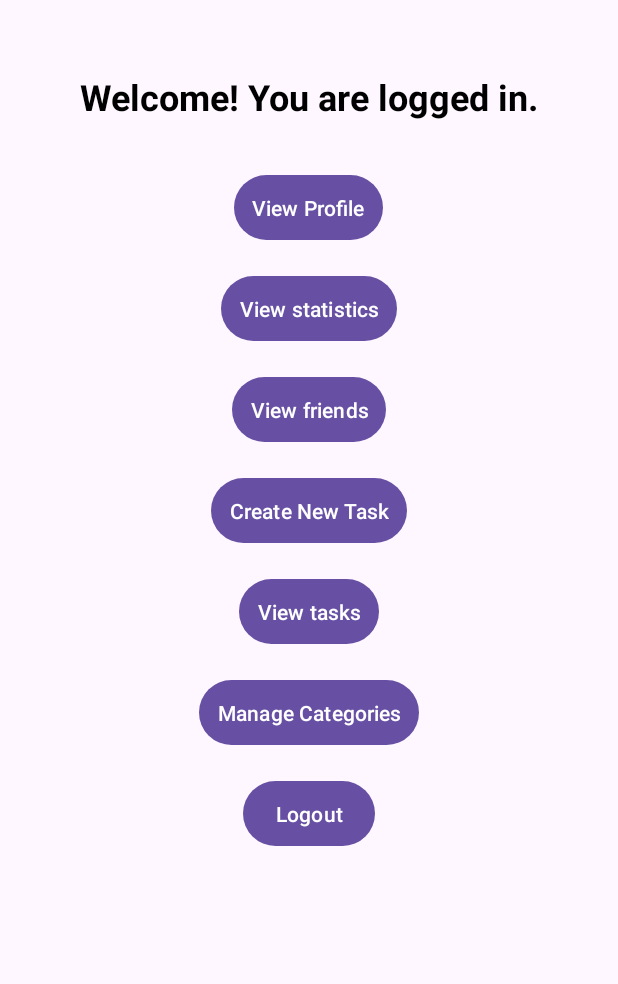
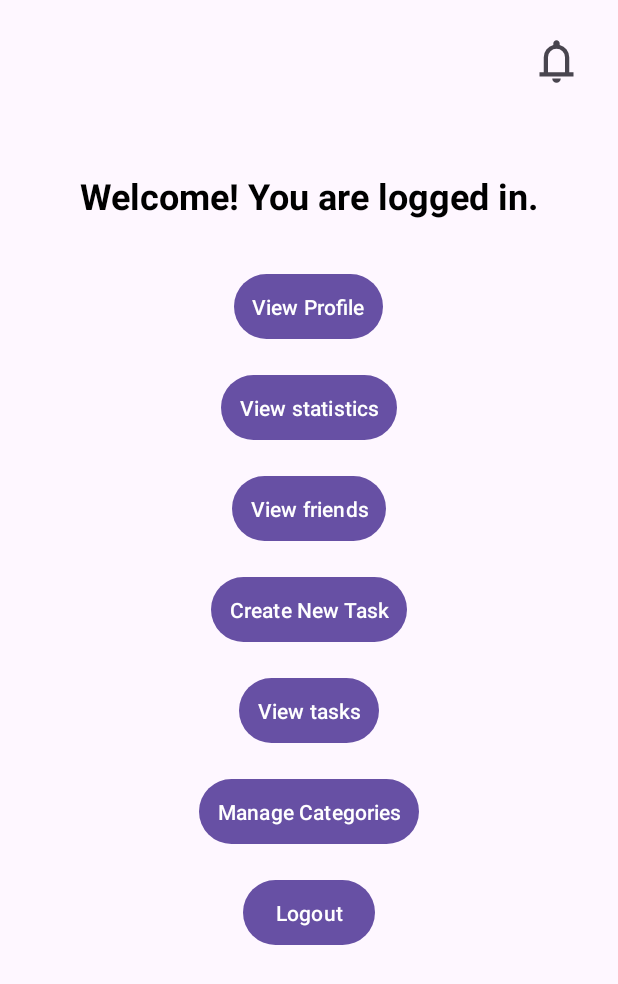
Before and after one commit to stamenkovicx/e2-ma-tim13-2025, an Android app: the screen it shows after launch once a user with an empty profile is signed in (HomeActivity), on a phone screen of 412 x 824 dp. Shown: the top 984 px of the screen. Run offline under Robolectric (Android 15) with nearby library versions, the phone set to English and light mode, and no system bars; our stand-ins replace Firebase (no records; nobody signed in at launch, a user with empty details on screens opened directly).

Commit message:
feat: implemented sending notification to alliance leader when sb accepts their invitation

```diff
--- a/MyApplication/app/src/main/AndroidManifest.xml
+++ b/MyApplication/app/src/main/AndroidManifest.xml
@@ -11,6 +11,9 @@
         android:roundIcon="@mipmap/ic_launcher_round"
         android:supportsRtl="true"
         android:theme="@style/Theme.MyApplication">
+        <activity
+            android:name=".presentation.ui.NotificationsActivity"
+            android:exported="false" />
         <activity
             android:name=".presentation.ui.AllianceActivity"
             android:exported="false" />
--- a/MyApplication/app/src/main/java/com/example/myapplication/data/repository/UserRepository.java
+++ b/MyApplication/app/src/main/java/com/example/myapplication/data/repository/UserRepository.java
@@ -2,6 +2,7 @@ package com.example.myapplication.data.repository;
 
 import com.example.myapplication.domain.models.Alliance;
 import com.example.myapplication.domain.models.User;
+import com.example.myapplication.domain.models.Notification;
 
 import java.util.List;
 
@@ -30,4 +31,8 @@ public interface UserRepository {
     public void getAllianceById(String allianceId, OnCompleteListener<Alliance> listener);
     public void leaveAlliance(String userId, String allianceId, OnCompleteListener<Void> listener);
     public void disbandAlliance(String allianceId, OnCompleteListener<Void> listener);
+    public void addNotification(Notification notification, OnCompleteListener<Void> listener);
+    public void getUnreadNotificationsCount(String userId, OnCompleteListener<Integer> listener);
+    public void getAllNotifications(String userId, OnCompleteListener<List<Notification>> listener);
+    public void markNotificationAsRead(String notificationId, OnCompleteListener<Void> listener);
 }
--- a/MyApplication/app/src/main/java/com/example/myapplication/presentation/ui/HomeActivity.java
+++ b/MyApplication/app/src/main/java/com/example/myapplication/presentation/ui/HomeActivity.java
@@ -7,6 +7,7 @@ import android.view.View;
 import android.widget.Button;
 import android.widget.ImageButton;
 import android.widget.LinearLayout;
+import android.widget.RelativeLayout;
 import android.widget.TextView;
 import android.widget.Toast;
 
@@ -26,6 +27,9 @@ public class HomeActivity extends AppCompatActivity {
     private UserRepository userRepository;
     private String currentUserId;
     private TextView tvAllianceInvitationNotification;
+    private RelativeLayout notificationsButtonContainer;
+    private ImageButton btnNotifications;
+    private TextView tvUnreadNotificationsCount;
 
     @Override
     protected void onCreate(Bundle savedInstanceState) {
@@ -45,6 +49,9 @@ public class HomeActivity extends AppCompatActivity {
         btnViewFriends = findViewById(R.id.btnViewFriends);
         notificationContainer = findViewById(R.id.notificationContainer);
         tvAllianceInvitationNotification = findViewById(R.id.tvAllianceInvitationNotification);
+        notificationsButtonContainer = findViewById(R.id.notificationsButtonContainer);
+        btnNotifications = findViewById(R.id.btnNotifications);
+        tvUnreadNotificationsCount = findViewById(R.id.tvUnreadNotificationsCount);
 
         btnLogout.setOnClickListener(v -> {
             mAuth.signOut(); /* Odjava korisnika s Firebase-a */
@@ -85,15 +92,39 @@ public class HomeActivity extends AppCompatActivity {
             Intent intent = new Intent(HomeActivity.this, AllianceInvitationsActivity.class);
             startActivity(intent);
         });
+        btnNotifications.setOnClickListener(v -> {
+            Intent intent = new Intent(HomeActivity.this, NotificationsActivity.class);
+            startActivity(intent);
+        });
     }
     @Override
     protected void onResume() {
         super.onResume();
-        // Proverite notifikacije svaki put kada se aktivnost nastavi
-        checkForAllianceInvitations();
+        checkAndLoadAllianceInvitations();
+        updateUnreadNotificationsCount();
     }
 
-    private void checkForAllianceInvitations() {
+    private void updateUnreadNotificationsCount() {
+        String currentUserId = FirebaseAuth.getInstance().getCurrentUser().getUid();
+        userRepository.getUnreadNotificationsCount(currentUserId, new UserRepository.OnCompleteListener<Integer>() {
+            @Override
+            public void onSuccess(Integer count) {
+                if (count > 0) {
+                    tvUnreadNotificationsCount.setText(String.valueOf(count));
+                    tvUnreadNotificationsCount.setVisibility(View.VISIBLE);
+                } else {
+                    tvUnreadNotificationsCount.setVisibility(View.GONE);
+                }
+            }
+            @Override
+            public void onFailure(Exception e) {
+                // Ako dođe do greške, sakrij brojač
+                tvUnreadNotificationsCount.setVisibility(View.GONE);
+            }
+        });
+    }
+
+    private void checkAndLoadAllianceInvitations() {
         userRepository.getUserById(currentUserId, new UserRepository.OnCompleteListener<User>() {
             @Override
             public void onSuccess(User user) {
@@ -106,7 +137,7 @@ public class HomeActivity extends AppCompatActivity {
 
             @Override
             public void onFailure(Exception e) {
-                // Skrijte notifikaciju u slučaju greške
+                // Skrijt notifikaciju u slučaju greške
                 notificationContainer.setVisibility(View.GONE);
                 Toast.makeText(HomeActivity.this, "Error checking for alliance invitations.", Toast.LENGTH_SHORT).show();
             }
--- /dev/null
+++ b/MyApplication/app/src/main/res/drawable/badge_background.xml
@@ -0,0 +1,5 @@
+<?xml version="1.0" encoding="utf-8"?>
+<shape xmlns:android="http://schemas.android.com/apk/res/android"
+    android:shape="oval">
+    <solid android:color="@android:color/holo_red_dark"/>
+</shape>
--- /dev/null
+++ b/MyApplication/app/src/main/res/drawable/notification_background_unread.xml
@@ -0,0 +1,6 @@
+<?xml version="1.0" encoding="utf-8"?>
+<shape xmlns:android="http://schemas.android.com/apk/res/android"
+    android:shape="rectangle">
+    <solid android:color="#E3F2FD" /> <corners android:radius="8dp" />
+    <stroke android:color="@android:color/holo_blue_light" android:width="2dp"/>
+</shape>
--- /dev/null
+++ b/MyApplication/app/src/main/res/drawable/outline_notifications_24.xml
@@ -0,0 +1,5 @@
+<vector xmlns:android="http://schemas.android.com/apk/res/android" android:height="24dp" android:tint="#000000" android:viewportHeight="960" android:viewportWidth="960" android:width="24dp">
+
+    <path android:fillColor="@android:color/white" android:pathData="M160,760L160,680L240,680L240,400Q240,317 290,252.5Q340,188 420,168L420,140Q420,115 437.5,97.5Q455,80 480,80Q505,80 522.5,97.5Q540,115 540,140L540,168Q620,188 670,252.5Q720,317 720,400L720,680L800,680L800,760L160,760ZM480,460L480,460L480,460L480,460Q480,460 480,460Q480,460 480,460Q480,460 480,460Q480,460 480,460ZM480,880Q447,880 423.5,856.5Q400,833 400,800L560,800Q560,833 536.5,856.5Q513,880 480,880ZM320,680L640,680L640,400Q640,334 593,287Q546,240 480,240Q414,240 367,287Q320,334 320,400L320,680Z"/>
+
+</vector>
--- a/MyApplication/app/src/main/res/layout/activity_home.xml
+++ b/MyApplication/app/src/main/res/layout/activity_home.xml
@@ -3,6 +3,7 @@
     xmlns:tools="http://schemas.android.com/tools"
     android:layout_width="match_parent"
     android:layout_height="match_parent"
+    xmlns:app="http://schemas.android.com/apk/res-auto"
     android:orientation="vertical"
     android:gravity="center_horizontal"
     android:padding="16dp">
@@ -13,11 +14,10 @@
         android:layout_height="wrap_content"
         android:orientation="horizontal"
         android:padding="12dp"
-        android:background="#FFD54F"
+        android:background="#FFC107"
         android:visibility="gone"
         android:gravity="center_vertical"
-        android:layout_marginBottom="20dp"
-        android:layout_marginTop="20dp">
+        android:layout_marginBottom="16dp">
 
         <ImageView
             android:layout_width="24dp"
@@ -41,6 +41,41 @@
             android:src="@drawable/outline_arrow_right_alt_24"
             android:contentDescription="Go to invitations" />
     </LinearLayout>
+
+    <RelativeLayout
+        android:id="@+id/notificationsButtonContainer"
+        android:layout_width="wrap_content"
+        android:layout_height="wrap_content"
+        android:layout_gravity="end"
+        android:layout_marginBottom="16dp">
+
+        <ImageButton
+            android:id="@+id/btnNotifications"
+            android:layout_width="50dp"
+            android:layout_height="50dp"
+            android:background="?attr/selectableItemBackgroundBorderless"
+            android:src="@drawable/outline_notifications_24"
+            app:tint="?attr/colorControlNormal"
+            android:contentDescription="Notifications"
+            android:scaleType="fitCenter"
+            android:padding="8dp"/>
+
+        <TextView
+            android:id="@+id/tvUnreadNotificationsCount"
+            android:layout_width="20dp"
+            android:layout_height="20dp"
+            android:layout_alignTop="@id/btnNotifications"
+            android:layout_alignEnd="@id/btnNotifications"
+            android:layout_marginTop="4dp"
+            android:layout_marginEnd="4dp"
+            android:background="@drawable/badge_background"
+            android:gravity="center"
+            android:text="0"
+            android:textColor="@android:color/white"
+            android:textSize="12sp"
+            android:textStyle="bold"
+            android:visibility="gone"/>
+    </RelativeLayout>
 
     <TextView
         android:id="@+id/tvWelcomeMessage"
```
Also changed, not shown: MyApplication/app/src/main/java/com/example/myapplication/data/database/UserRepositoryFirebaseImpl.java (+54 -0 lines), MyApplication/app/src/main/java/com/example/myapplication/domain/models/Notification.java (added, +84 -0 lines), MyApplication/app/src/main/java/com/example/myapplication/presentation/ui/AllianceInvitationsActivity.java (+39 -7 lines), MyApplication/app/src/main/java/com/example/myapplication/presentation/ui/NotificationsActivity.java (added, +83 -0 lines), MyApplication/app/src/main/java/com/example/myapplication/presentation/ui/adapters/NotificationsAdapter.java (added, +80 -0 lines), MyApplication/app/src/main/res/drawable/notification_background.xml (added, +17 -0 lines), MyApplication/app/src/main/res/layout/activity_notifications.xml (added, +25 -0 lines), MyApplication/app/src/main/res/layout/item_notification.xml (added, +29 -0 lines).
